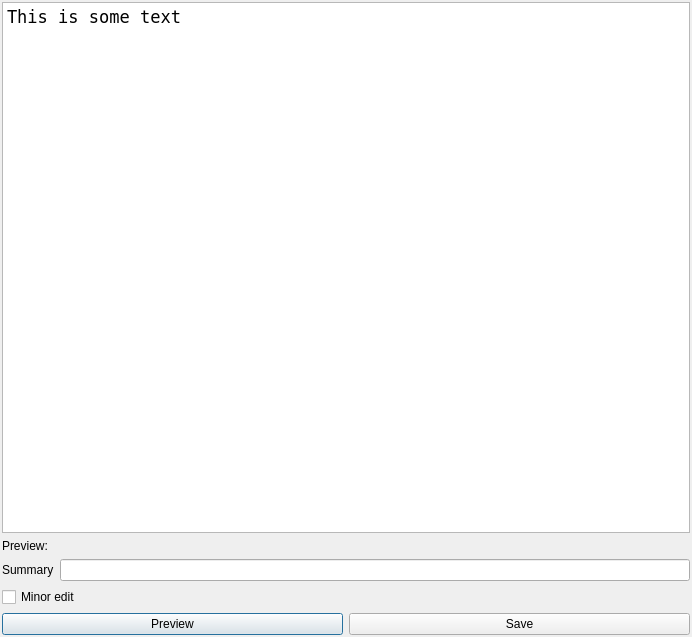
First picture: the form in src/huggle_ui/editform.ui, repository huggle/huggle3-qt-lx, before the edit.
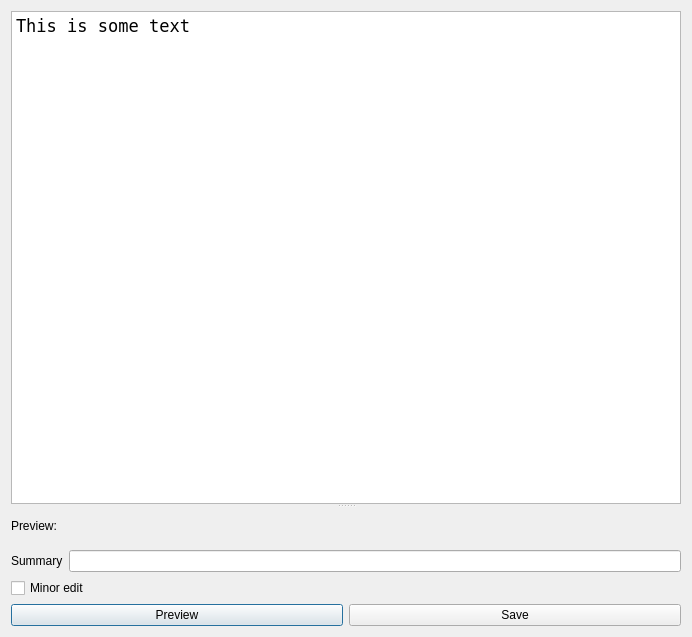
Second picture: the form after the edit.

Commit message: implements edit form splitter

```diff
--- a/src/huggle_ui/editform.ui
+++ b/src/huggle_ui/editform.ui
@@ -14,24 +14,16 @@
    <string>Dialog</string>
   </property>
   <layout class="QVBoxLayout" name="verticalLayout">
-   <property name="leftMargin">
-    <number>2</number>
-   </property>
-   <property name="topMargin">
-    <number>2</number>
-   </property>
-   <property name="rightMargin">
-    <number>2</number>
-   </property>
-   <property name="bottomMargin">
-    <number>2</number>
-   </property>
    <item>
+    <widget class="QSplitter" name="splitter">
+     <property name="orientation">
+      <enum>Qt::Vertical</enum>
+     </property>
     <widget class="QTextEdit" name="textEdit">
      <property name="minimumSize">
       <size>
        <width>0</width>
-       <height>300</height>
+        <height>20</height>
       </size>
      </property>
      <property name="font">
@@ -50,8 +42,7 @@
       <bool>false</bool>
      </property>
     </widget>
-   </item>
-   <item>
+     <widget class="QWidget" name="">
     <layout class="QVBoxLayout" name="verticalLayout_2">
      <item>
       <widget class="QLabel" name="label_2">
@@ -61,6 +52,8 @@
       </widget>
      </item>
     </layout>
+     </widget>
+    </widget>
    </item>
    <item>
     <layout class="QHBoxLayout" name="horizontalLayout">
```
Lines whose indentation alone changed are shown as unchanged.
